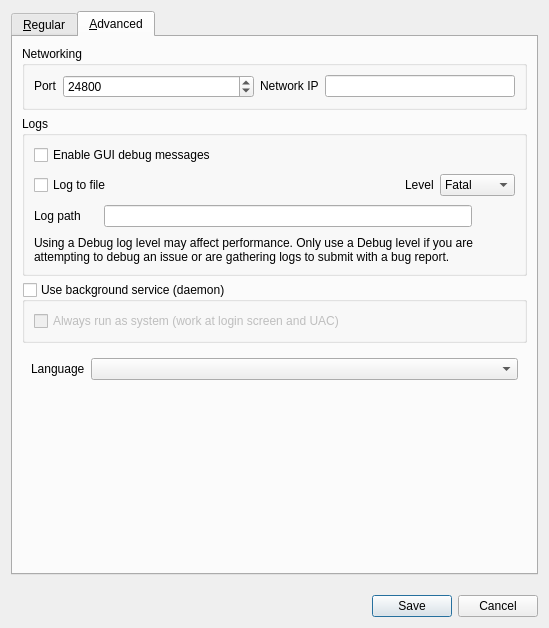
deskflow/deskflow, file src/lib/gui/dialogs/SettingsDialog.ui: the form before one commit.
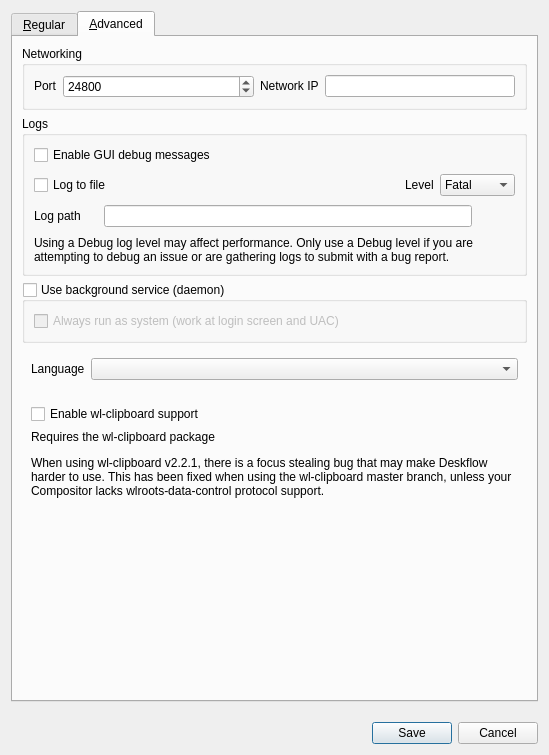
The form after the commit. The open tabs and pages were chosen to show the change. Icons and pictures are not drawn.

Commit message: feat: Settings expose settings to use wl-clipboard backend. Disable clipboard on wayland if this settings is disabled

```diff
--- a/src/lib/gui/dialogs/SettingsDialog.ui
+++ b/src/lib/gui/dialogs/SettingsDialog.ui
@@ -7,7 +7,7 @@
     <x>0</x>
     <y>0</y>
     <width>549</width>
-    <height>628</height>
+    <height>755</height>
    </rect>
   </property>
   <property name="windowTitle">
@@ -661,6 +661,35 @@
          </layout>
         </widget>
        </item>
+       <item>
+        <widget class="QWidget" name="widgetWlClipboard" native="true">
+         <property name="sizePolicy">
+          <sizepolicy hsizetype="Preferred" vsizetype="Preferred">
+           <horstretch>0</horstretch>
+           <verstretch>0</verstretch>
+          </sizepolicy>
+         </property>
+         <layout class="QVBoxLayout" name="verticalLayout_5">
+          <item>
+           <widget class="QCheckBox" name="cbUseWlClipboard">
+            <property name="text">
+             <string>Enable wl-clipboard support</string>
+            </property>
+           </widget>
+          </item>
+          <item>
+           <widget class="QLabel" name="lblWlClipboard">
+            <property name="text">
+             <string>&lt;html&gt;&lt;head/&gt;&lt;body&gt;&lt;p&gt;Requires the wl-clipboard package&lt;/p&gt;&lt;p&gt;When using wl-clipboard v2.2.1, there is a focus stealing bug that may make Deskflow harder to use. This has been fixed when using the wl-clipboard master branch, unless your Compositor lacks wlroots-data-control protocol support.&lt;/p&gt;&lt;/body&gt;&lt;/html&gt;</string>
+            </property>
+            <property name="wordWrap">
+             <bool>true</bool>
+            </property>
+           </widget>
+          </item>
+         </layout>
+        </widget>
+       </item>
        <item>
         <spacer name="verticalSpacer">
          <property name="orientation">
```
Left out of the diff: 5 changed lines with no effect on the pictures. The commit also changes 10 other files.
